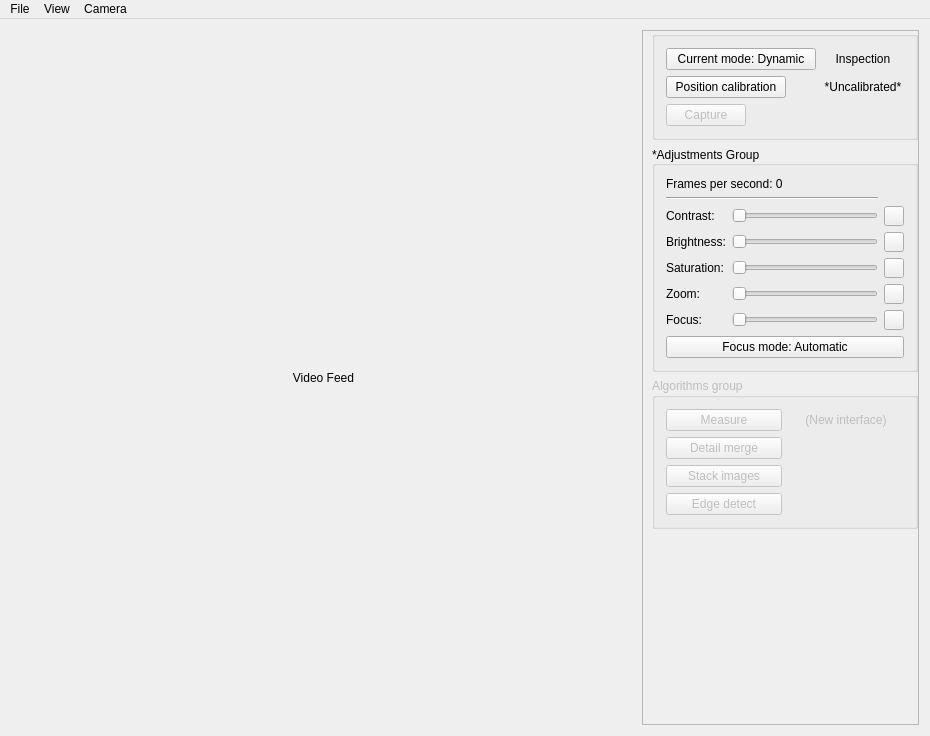
First picture: the form in mainwindow.ui, repository JustasBart/DigitalInspectionAndMeasurement, before the edit.
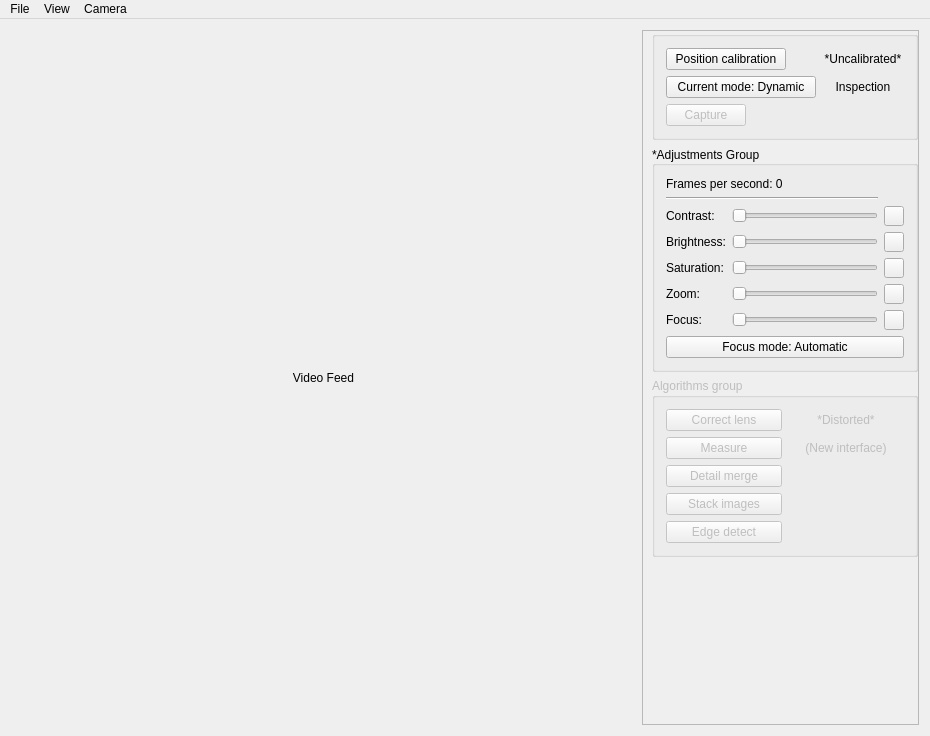
Second picture: the form after the edit.

The edit to the form file:
```diff
--- a/mainwindow.ui
+++ b/mainwindow.ui
@@ -110,6 +110,38 @@
          </property>
          <layout class="QFormLayout" name="formLayout">
           <item row="0" column="0">
+           <widget class="QPushButton" name="positionCalibrationButton">
+            <property name="minimumSize">
+             <size>
+              <width>120</width>
+              <height>0</height>
+             </size>
+            </property>
+            <property name="maximumSize">
+             <size>
+              <width>100</width>
+              <height>16777215</height>
+             </size>
+            </property>
+            <property name="text">
+             <string>Position calibration</string>
+            </property>
+            <property name="checkable">
+             <bool>false</bool>
+            </property>
+           </widget>
+          </item>
+          <item row="0" column="1">
+           <widget class="QLabel" name="calibrationLabel">
+            <property name="text">
+             <string>*Uncalibrated*</string>
+            </property>
+            <property name="alignment">
+             <set>Qt::AlignCenter</set>
+            </property>
+           </widget>
+          </item>
+          <item row="1" column="0">
            <widget class="QPushButton" name="modeButton">
             <property name="minimumSize">
              <size>
@@ -122,7 +154,7 @@
             </property>
            </widget>
           </item>
-          <item row="0" column="1">
+          <item row="1" column="1">
            <widget class="QLabel" name="modesLabel">
             <property name="minimumSize">
              <size>
@@ -151,38 +183,6 @@
             </property>
            </widget>
           </item>
-          <item row="1" column="0">
-           <widget class="QPushButton" name="positionCalibrationButton">
-            <property name="minimumSize">
-             <size>
-              <width>120</width>
-              <height>0</height>
-             </size>
-            </property>
-            <property name="maximumSize">
-             <size>
-              <width>100</width>
-              <height>16777215</height>
-             </size>
-            </property>
-            <property name="text">
-             <string>Position calibration</string>
-            </property>
-            <property name="checkable">
-             <bool>false</bool>
-            </property>
-           </widget>
-          </item>
-          <item row="1" column="1">
-           <widget class="QLabel" name="calibrationLabel">
-            <property name="text">
-             <string>*Uncalibrated*</string>
-            </property>
-            <property name="alignment">
-             <set>Qt::AlignCenter</set>
-            </property>
-           </widget>
-          </item>
          </layout>
         </widget>
        </item>
@@ -554,6 +554,23 @@
             </property>
            </widget>
           </item>
+          <item row="0" column="0">
+           <widget class="QPushButton" name="distortionButton">
+            <property name="text">
+             <string>Correct lens</string>
+            </property>
+           </widget>
+          </item>
+          <item row="0" column="1">
+           <widget class="QLabel" name="distortionLabel">
+            <property name="text">
+             <string>*Distorted*</string>
+            </property>
+            <property name="alignment">
+             <set>Qt::AlignCenter</set>
+            </property>
+           </widget>
+          </item>
          </layout>
         </widget>
        </item>
```
